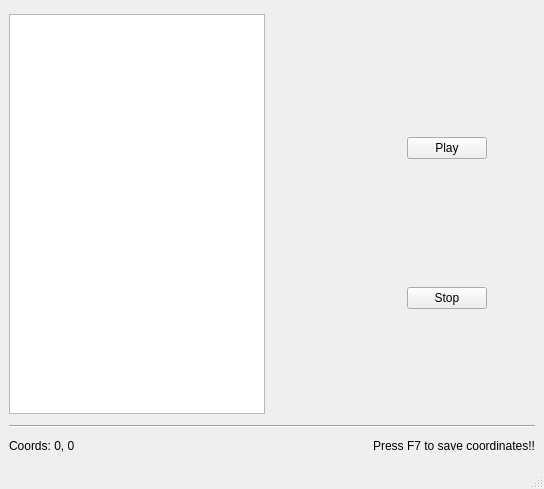
First picture: the form in src/MausClickerUI.ui, repository ecollazodominguez/MausClicker, before the edit.
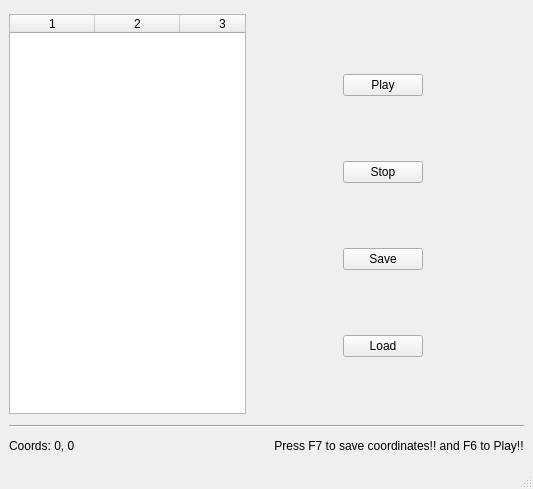
Second picture: the form after the edit.

Commit message: Changes on UI, Now you can add your coords on the Table and play the script.

```diff
--- a/src/MausClickerUI.ui
+++ b/src/MausClickerUI.ui
@@ -6,7 +6,7 @@
    <rect>
     <x>0</x>
     <y>0</y>
-    <width>544</width>
+    <width>533</width>
     <height>489</height>
    </rect>
   </property>
@@ -25,7 +25,7 @@
       </property>
       <property name="sizeHint" stdset="0">
        <size>
-        <width>70</width>
+        <width>10</width>
         <height>20</height>
        </size>
       </property>
@@ -38,28 +38,6 @@
       </property>
      </widget>
     </item>
-    <item row="0" column="0">
-     <widget class="QListView" name="coordList">
-      <property name="sizePolicy">
-       <sizepolicy hsizetype="Fixed" vsizetype="Fixed">
-        <horstretch>0</horstretch>
-        <verstretch>0</verstretch>
-       </sizepolicy>
-      </property>
-      <property name="minimumSize">
-       <size>
-        <width>200</width>
-        <height>400</height>
-       </size>
-      </property>
-      <property name="baseSize">
-       <size>
-        <width>0</width>
-        <height>0</height>
-       </size>
-      </property>
-     </widget>
-    </item>
     <item row="1" column="0" colspan="4">
      <widget class="Line" name="line">
       <property name="orientation">
@@ -68,18 +46,18 @@
      </widget>
     </item>
     <item row="0" column="2" colspan="2">
-     <layout class="QVBoxLayout" name="verticalLayout" stretch="0,0">
+     <layout class="QVBoxLayout" name="verticalLayout" stretch="0,0,0,0">
       <property name="spacing">
-       <number>25</number>
+       <number>10</number>
       </property>
       <property name="sizeConstraint">
        <enum>QLayout::SetDefaultConstraint</enum>
       </property>
       <property name="leftMargin">
-       <number>60</number>
+       <number>75</number>
       </property>
       <property name="topMargin">
-       <number>20</number>
+       <number>5</number>
       </property>
       <item>
        <widget class="QPushButton" name="playBtn">
@@ -122,6 +100,32 @@
         </property>
        </widget>
       </item>
+      <item>
+       <widget class="QPushButton" name="saveBtn">
+        <property name="sizePolicy">
+         <sizepolicy hsizetype="Fixed" vsizetype="Fixed">
+          <horstretch>0</horstretch>
+          <verstretch>0</verstretch>
+         </sizepolicy>
+        </property>
+        <property name="text">
+         <string>Save</string>
+        </property>
+       </widget>
+      </item>
+      <item>
+       <widget class="QPushButton" name="loadBtn">
+        <property name="sizePolicy">
+         <sizepolicy hsizetype="Fixed" vsizetype="Fixed">
+          <horstretch>0</horstretch>
+          <verstretch>0</verstretch>
+         </sizepolicy>
+        </property>
+        <property name="text">
+         <string>Load</string>
+        </property>
+       </widget>
+      </item>
      </layout>
     </item>
     <item row="5" column="3">
@@ -133,7 +137,7 @@
        </sizepolicy>
       </property>
       <property name="text">
-       <string>Press F7 to save coordinates!!</string>
+       <string>Press F7 to save coordinates!! and F6 to Play!!</string>
       </property>
       <property name="scaledContents">
        <bool>true</bool>
@@ -149,6 +153,85 @@
       </property>
      </widget>
     </item>
+    <item row="0" column="0">
+     <widget class="QTableWidget" name="coordList">
+      <property name="sizePolicy">
+       <sizepolicy hsizetype="Fixed" vsizetype="Fixed">
+        <horstretch>0</horstretch>
+        <verstretch>0</verstretch>
+       </sizepolicy>
+      </property>
+      <property name="minimumSize">
+       <size>
+        <width>200</width>
+        <height>400</height>
+       </size>
+      </property>
+      <property name="baseSize">
+       <size>
+        <width>0</width>
+        <height>0</height>
+       </size>
+      </property>
+      <property name="frameShape">
+       <enum>QFrame::StyledPanel</enum>
+      </property>
+      <property name="frameShadow">
+       <enum>QFrame::Sunken</enum>
+      </property>
+      <property name="lineWidth">
+       <number>1</number>
+      </property>
+      <property name="horizontalScrollBarPolicy">
+       <enum>Qt::ScrollBarAlwaysOff</enum>
+      </property>
+      <property name="verticalScrollMode">
+       <enum>QAbstractItemView::ScrollPerPixel</enum>
+      </property>
+      <property name="horizontalScrollMode">
+       <enum>QAbstractItemView::ScrollPerPixel</enum>
+      </property>
+      <property name="showGrid">
+       <bool>true</bool>
+      </property>
+      <property name="gridStyle">
+       <enum>Qt::SolidLine</enum>
+      </property>
+      <property name="rowCount">
+       <number>0</number>
+      </property>
+      <property name="columnCount">
+       <number>3</number>
+      </property>
+      <attribute name="horizontalHeaderVisible">
+       <bool>true</bool>
+      </attribute>
+      <attribute name="horizontalHeaderCascadingSectionResizes">
+       <bool>false</bool>
+      </attribute>
+      <attribute name="horizontalHeaderMinimumSectionSize">
+       <number>85</number>
+      </attribute>
+      <attribute name="horizontalHeaderDefaultSectionSize">
+       <number>85</number>
+      </attribute>
+      <attribute name="horizontalHeaderHighlightSections">
+       <bool>true</bool>
+      </attribute>
+      <attribute name="horizontalHeaderShowSortIndicator" stdset="0">
+       <bool>false</bool>
+      </attribute>
+      <attribute name="horizontalHeaderStretchLastSection">
+       <bool>false</bool>
+      </attribute>
+      <attribute name="verticalHeaderVisible">
+       <bool>false</bool>
+      </attribute>
+      <column/>
+      <column/>
+      <column/>
+     </widget>
+    </item>
    </layout>
   </widget>
   <widget class="QMenuBar" name="menubar">
```
Left out of the diff: 2 changed lines with no effect on the pictures. The commit also changes 3 other files.
